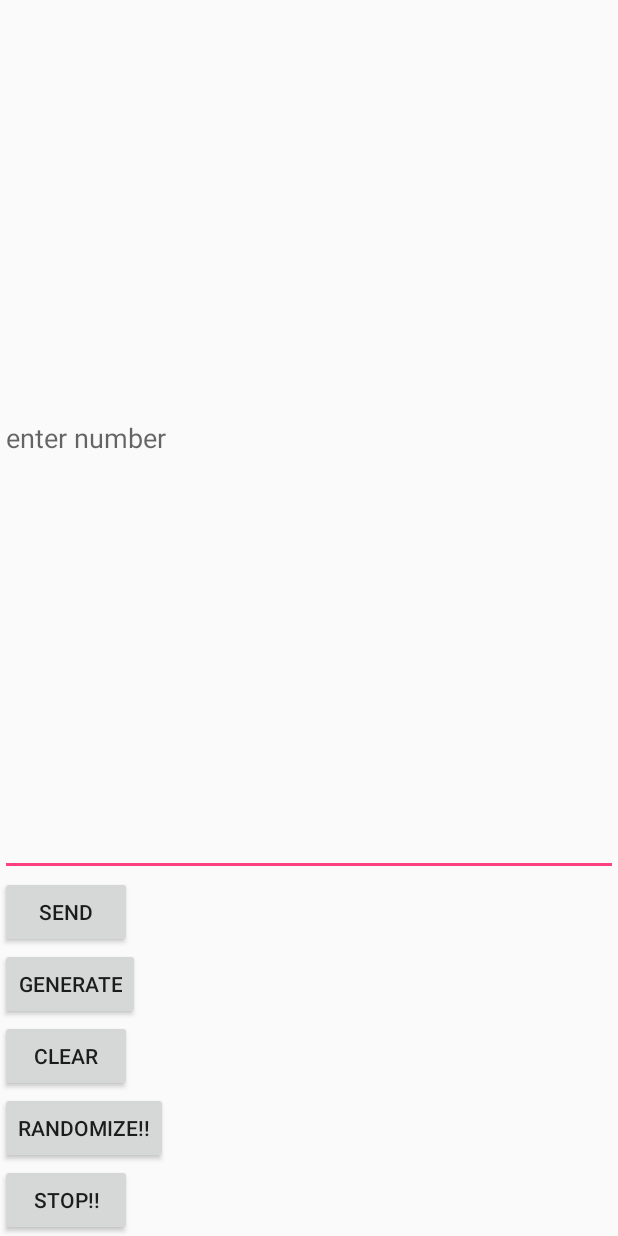
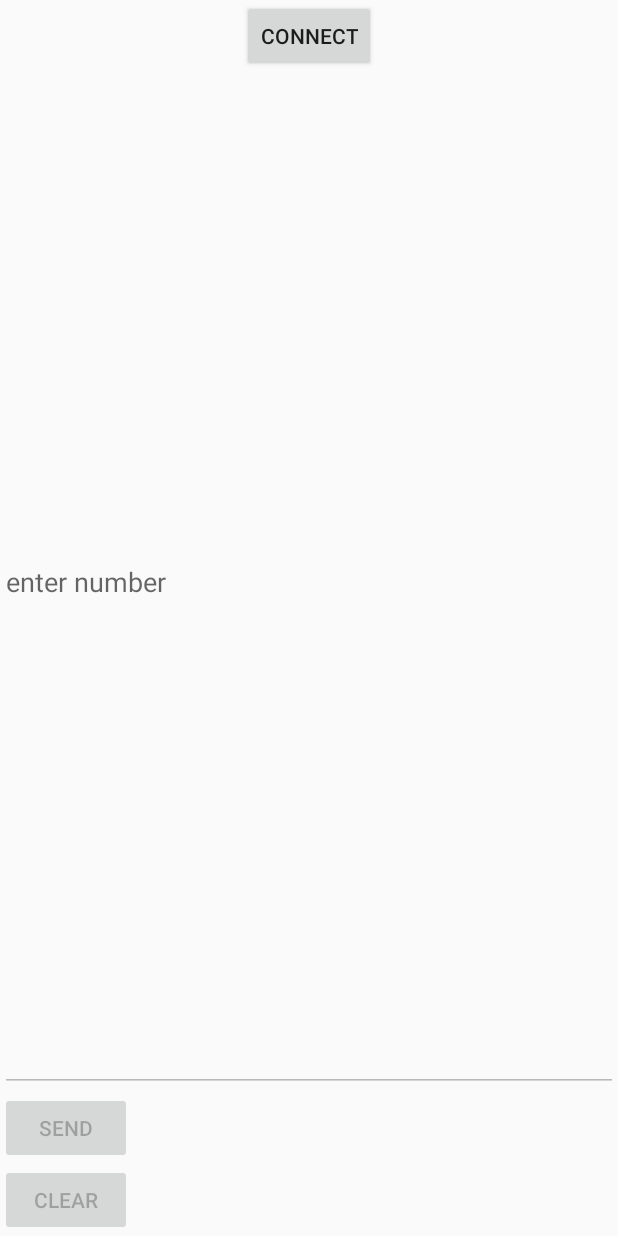
Before and after one commit to dbawale/ECE558Project4, an Android app: the layout activity_control.xml on its own in the app's theme, with its tools: preview values and no code run, on a phone screen of 412 x 824 dp. Run offline under Robolectric (Android 15) with nearby library versions, the phone set to English and light mode, and no system bars.

Commit message:
Started with Control activity. performing connection by going into the activity

```diff
--- a/app/src/main/AndroidManifest.xml
+++ b/app/src/main/AndroidManifest.xml
@@ -13,14 +13,14 @@
         android:label="@string/app_name"
         android:supportsRtl="true"
         android:theme="@style/AppTheme">
-        <activity android:name=".BluetoothActivity">
+        <activity android:name=".ControlActivity">
             <intent-filter>
                 <action android:name="android.intent.action.MAIN" />
 
                 <category android:name="android.intent.category.LAUNCHER" />
             </intent-filter>
         </activity>
-        <activity android:name=".ControlActivity"></activity>
+        <activity android:name=".BluetoothActivity"></activity>
     </application>
 
 </manifest>
--- a/app/src/main/java/srivatsa/yogendra/pdx/edu/esp_final/BluetoothActivity.java
+++ b/app/src/main/java/srivatsa/yogendra/pdx/edu/esp_final/BluetoothActivity.java
@@ -171,13 +171,13 @@ private static final String TAG = "BluetoothDevices";
             String info = ((TextView)v).getText().toString();
             address = info.substring(info.length() - 17);
             // Create the result Intent and include the MAC address
-            Intent control_activity_intent = new Intent(BluetoothActivity.this, ControlActivity.class);
+            Intent control_activity_intent = new Intent();
             control_activity_intent.putExtra("Address_device",address);
-            startActivity(control_activity_intent);
+//            startActivity(control_activity_intent);
 
             // Set result and finish this Activity
             setResult(Activity.RESULT_OK, control_activity_intent);
-            //finish();
+            finish();
         }
     };
 
--- a/app/src/main/res/layout/activity_control.xml
+++ b/app/src/main/res/layout/activity_control.xml
@@ -8,42 +8,55 @@
     tools:context="srivatsa.yogendra.pdx.edu.esp_final.ControlActivity"
     android:orientation="vertical">
 
+    <Button
+        android:layout_width="wrap_content"
+        android:layout_height="wrap_content"
+        android:text="@string/bluetooth_connect"
+        android:id="@+id/BTConnect"
+        android:layout_gravity="center"/>
+
     <EditText
-
         android:layout_width="match_parent"
         android:layout_height="0dp"
         android:layout_weight="1"
         android:hint="enter number"
         android:id="@+id/textbox1"
+        android:enabled="false"
         />
     <Button
         android:layout_width="wrap_content"
         android:layout_height="wrap_content"
+        android:enabled="false"
         android:text="send"
         android:id="@+id/sndbtn"/>
-    <Button
-        android:layout_width="wrap_content"
-        android:layout_height="wrap_content"
-        android:text="Generate"
-        android:id="@+id/generaterandombtn"
-        />
+
+    <!--<Button-->
+        <!--android:layout_width="wrap_content"-->
+        <!--android:layout_height="wrap_content"-->
+        <!--android:text="Generate"-->
+        <!--android:enabled="false"-->
+        <!--android:id="@+id/generaterandombtn"-->
+        <!--/>-->
     <Button
         android:layout_width="wrap_content"
         android:layout_height="wrap_content"
         android:text="Clear"
+        android:enabled="false"
         android:id="@+id/clearbtn"
         />
-    <Button
-        android:layout_width="wrap_content"
-        android:layout_height="wrap_content"
-        android:text="RANDOMIZE!!"
-        android:id="@+id/randomizebtn"
-        />
-    <Button
-        android:layout_width="wrap_content"
-        android:layout_height="wrap_content"
-        android:text="STOP!!"
-        android:id="@+id/stopbtn"
-        />
+    <!--<Button-->
+        <!--android:layout_width="wrap_content"-->
+        <!--android:layout_height="wrap_content"-->
+        <!--android:text="RANDOMIZE!!"-->
+        <!--android:enabled="false"-->
+        <!--android:id="@+id/randomizebtn"-->
+        <!--/>-->
+    <!--<Button-->
+        <!--android:layout_width="wrap_content"-->
+        <!--android:layout_height="wrap_content"-->
+        <!--android:enabled="false"-->
+        <!--android:text="STOP!!"-->
+        <!--android:id="@+id/stopbtn"-->
+        <!--/>-->
 
 </LinearLayout>
--- a/app/src/main/res/values/strings.xml
+++ b/app/src/main/res/values/strings.xml
@@ -4,4 +4,5 @@
     <string name="title_other_devices">Available Devices</string>
     <string name="bluetooth_not_supported">Bluetooth is not supported on this device</string>
     <string name="bluetooth_cannot_use_without">Cannot use this application without Bluetooth</string>
+    <string name="bluetooth_connect">Connect</string>
 </resources>
```
Also changed, not shown: app/src/main/java/srivatsa/yogendra/pdx/edu/esp_final/ControlActivity.java (+45 -23 lines).
